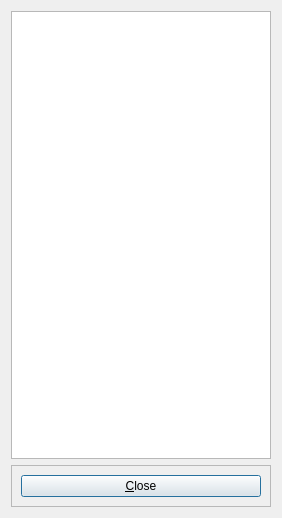
Before: the Qt Designer form forms/keyCommands.ui in isis-group/vast, drawn with Qt 5.
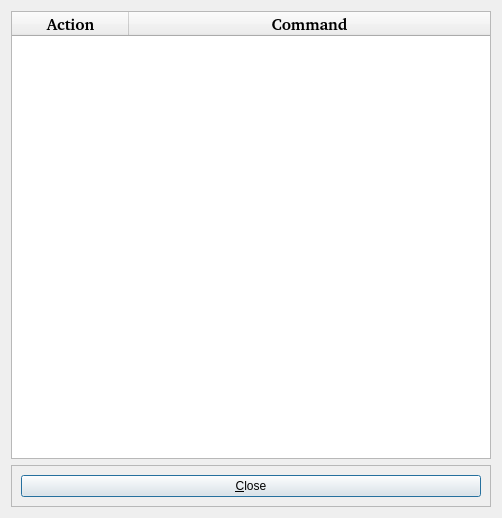
After: the same form once the commit is applied.

```diff
--- a/forms/keyCommands.ui
+++ b/forms/keyCommands.ui
@@ -6,7 +6,7 @@
    <rect>
     <x>0</x>
     <y>0</y>
-    <width>282</width>
+    <width>502</width>
     <height>518</height>
    </rect>
   </property>
@@ -15,7 +15,65 @@
   </property>
   <layout class="QVBoxLayout" name="verticalLayout">
    <item>
-    <widget class="QColumnView" name="commandsTable"/>
+    <widget class="QTableWidget" name="tableWidget">
+     <property name="font">
+      <font>
+       <family>Bitstream Charter</family>
+       <pointsize>12</pointsize>
+       <weight>75</weight>
+       <bold>true</bold>
+      </font>
+     </property>
+     <property name="editTriggers">
+      <set>QAbstractItemView::NoEditTriggers</set>
+     </property>
+     <property name="columnCount">
+      <number>2</number>
+     </property>
+     <attribute name="horizontalHeaderVisible">
+      <bool>true</bool>
+     </attribute>
+     <attribute name="horizontalHeaderCascadingSectionResizes">
+      <bool>false</bool>
+     </attribute>
+     <attribute name="horizontalHeaderDefaultSectionSize">
+      <number>117</number>
+     </attribute>
+     <attribute name="horizontalHeaderHighlightSections">
+      <bool>true</bool>
+     </attribute>
+     <attribute name="horizontalHeaderMinimumSectionSize">
+      <number>100</number>
+     </attribute>
+     <attribute name="horizontalHeaderShowSortIndicator" stdset="0">
+      <bool>false</bool>
+     </attribute>
+     <attribute name="horizontalHeaderStretchLastSection">
+      <bool>true</bool>
+     </attribute>
+     <attribute name="verticalHeaderVisible">
+      <bool>false</bool>
+     </attribute>
+     <attribute name="verticalHeaderDefaultSectionSize">
+      <number>38</number>
+     </attribute>
+     <attribute name="verticalHeaderHighlightSections">
+      <bool>true</bool>
+     </attribute>
+     <attribute name="verticalHeaderMinimumSectionSize">
+      <number>30</number>
+     </attribute>
+     <column>
+      <property name="text">
+       <string>Action</string>
+      </property>
+     </column>
+     <column>
+      <property name="text">
+       <string>Command</string>
+      </property>
+     </column>
+    </widget>
    </item>
    <item>
     <widget class="QFrame" name="frame">
```
Left out of the diff: 19 changed lines with no effect on the pictures.
